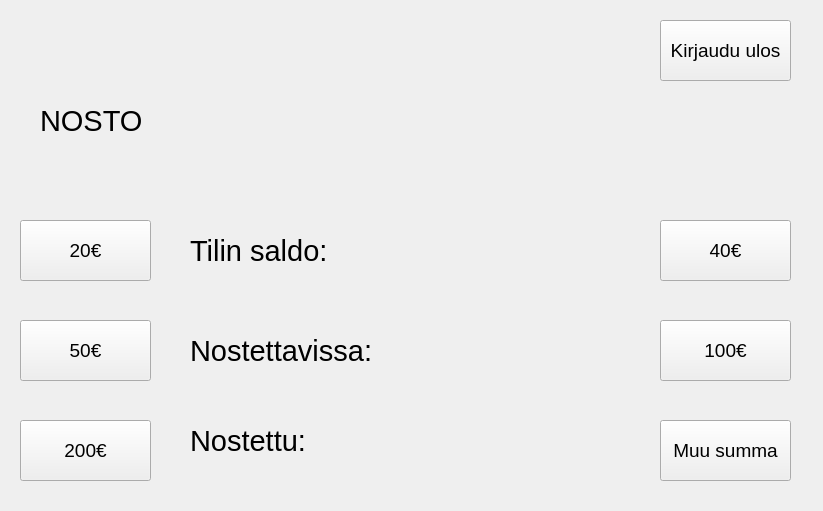
The window that frontend/nostodebit.ui (Jani-OAMK/ATM-group-project) describes before a commit, drawn with Qt 5.
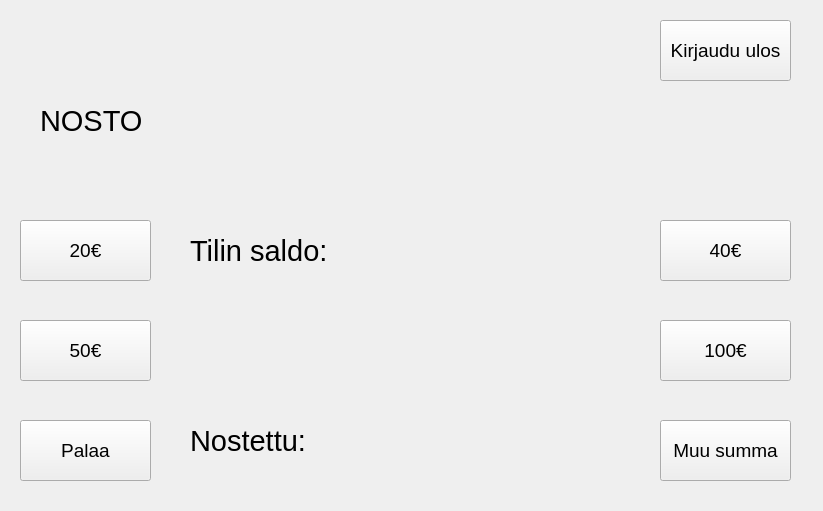
The same window after the commit.

The edit to the form file:
```diff
--- a/frontend/nostodebit.ui
+++ b/frontend/nostodebit.ui
@@ -28,7 +28,7 @@
     </font>
    </property>
    <property name="text">
-    <string>200€</string>
+    <string>Palaa</string>
    </property>
   </widget>
   <widget class="QPushButton" name="btn50e">
@@ -157,24 +157,6 @@
     <string>Muu summa</string>
    </property>
   </widget>
-  <widget class="QLabel" name="nostettavissatxt">
-   <property name="geometry">
-    <rect>
-     <x>190</x>
-     <y>320</y>
-     <width>181</width>
-     <height>61</height>
-    </rect>
-   </property>
-   <property name="font">
-    <font>
-     <pointsize>22</pointsize>
-    </font>
-   </property>
-   <property name="text">
-    <string>Nostettavissa:</string>
-   </property>
-  </widget>
   <widget class="QLabel" name="Tilinsaldotxt">
    <property name="geometry">
     <rect>
```
Left out of the diff: 20 changed lines with no effect on the pictures.
